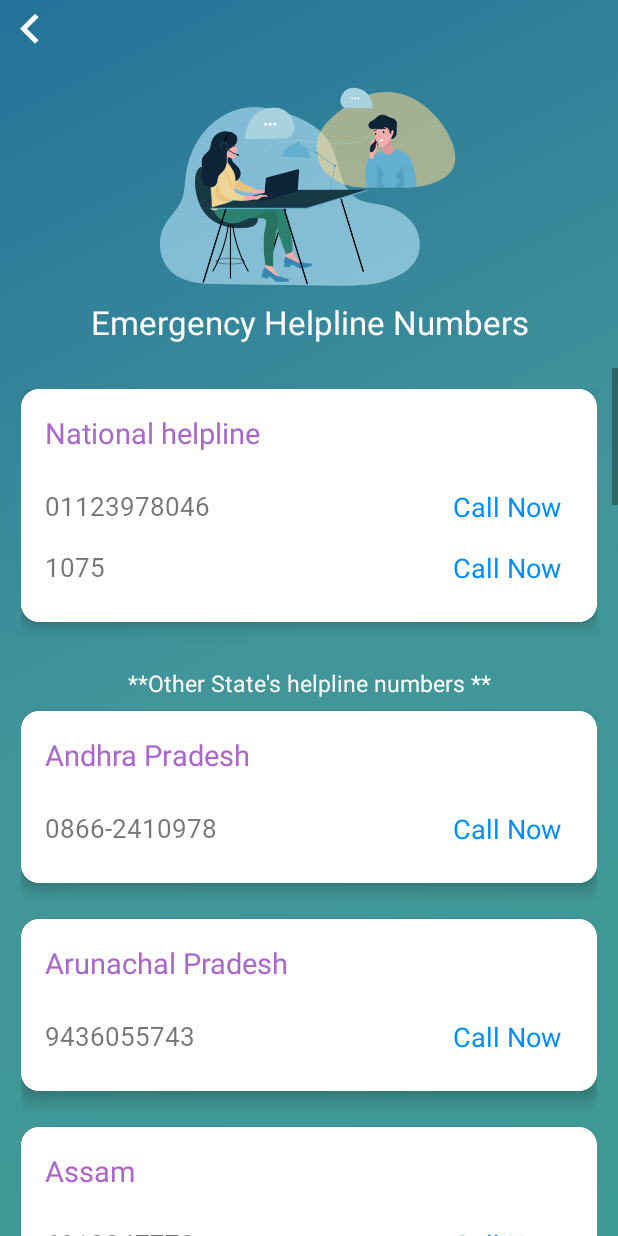
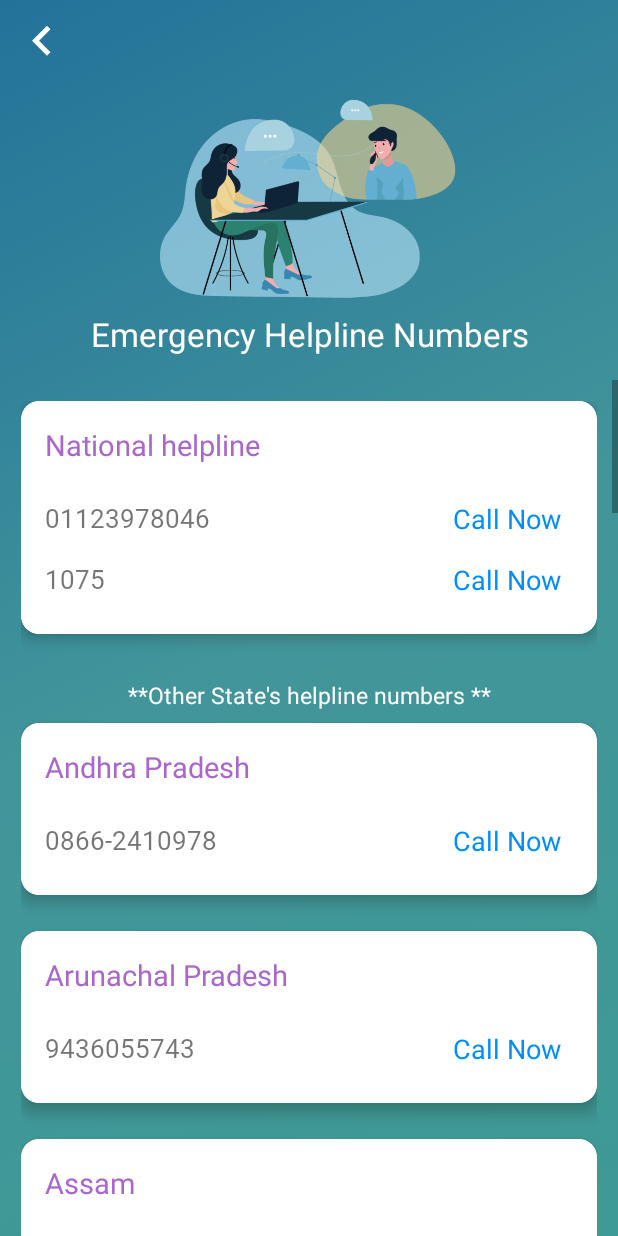
Before and after one commit to JoykishanSharma/Covid-19-Mobile-Updater-App, an Android app: the HelplineNumberActivity screen opened directly, with no data from a screen before it, on a phone screen of 412 x 824 dp. Run offline under Robolectric (Android 15) with nearby library versions, the phone set to English and light mode, and no system bars; Roboto replaces fonts that are not available here.

Commit message:
Daily Updates (Development)

```diff
--- a/app/src/main/java/com/joyappsdevteam/covid_19tracer/HelplineNumberActivity.java
+++ b/app/src/main/java/com/joyappsdevteam/covid_19tracer/HelplineNumberActivity.java
@@ -15,11 +15,11 @@ import android.widget.TextView;
 
 public class HelplineNumberActivity extends AppCompatActivity implements View.OnClickListener {
 
-    TextView national_helpline_01,national_helpline_02,andhra_pradesh,arunachal_pradesh,assam,call_104_states,haryana,kerala,maharashtra,
+    private TextView national_helpline_01,national_helpline_02,andhra_pradesh,arunachal_pradesh,assam,call_104_states,haryana,kerala,maharashtra,
             manipur,meghalaya,mizoram,nagaland,odisha,rajasthan,tamil_nadu,tripura,uttar_pradesh,
             west_bengal_no1,west_bengal_no2,andaman_and_nicobar_islands,chandigarh,call_104_union_territory
             ,delhi,jammu_and_kashmir_no1,jammu_and_kashmir_no2,ladakh;
-    ImageView back_button;
+    private ImageView back_button;
 
     @Override
     protected void onCreate(Bundle savedInstanceState) {
@@ -27,11 +27,18 @@ public class HelplineNumberActivity extends AppCompatActivity implements View.On
         setContentView(R.layout.activity_helpline_number);
 
         callNowCardViewReferencing();
+
+        back_button = findViewById(R.id.back_arrow7);
+
+        back_button.setOnClickListener(new View.OnClickListener() {
+            @Override
+            public void onClick(View v) {
+                finish();
+            }
+        });
     }
 
     private void callNowCardViewReferencing(){
-        back_button = findViewById(R.id.back_arrow7);
-        back_button.setOnClickListener(this);
         national_helpline_01 = findViewById(R.id.national_helpline_01);
         national_helpline_01.setOnClickListener(this);
         national_helpline_02 = findViewById(R.id.national_helpline_02);
@@ -91,10 +98,6 @@ public class HelplineNumberActivity extends AppCompatActivity implements View.On
     @Override
     public void onClick(View v) {
         switch (v.getId()) {
-
-            case R.id.back_button:
-                finish();
-                break;
 
             case R.id.national_helpline_01:
                 directCall("01123978046");
--- a/app/src/main/java/com/joyappsdevteam/covid_19tracer/PhoneVerificationActivity.java
+++ b/app/src/main/java/com/joyappsdevteam/covid_19tracer/PhoneVerificationActivity.java
@@ -83,7 +83,7 @@ public class PhoneVerificationActivity extends AppCompatActivity {
                                 ContextCompat.checkSelfPermission(getApplicationContext(),
                                 Manifest.permission.INTERNET)
                                 == PackageManager.PERMISSION_GRANTED) {
-                            Toast.makeText(PhoneVerificationActivity.this, "You have already granted this permission!", Toast.LENGTH_SHORT).show();
+                            //Toast.makeText(PhoneVerificationActivity.this, "You have already granted this permission!", Toast.LENGTH_SHORT).show();
 
 
                             //check registration and send OTP
@@ -188,7 +188,7 @@ public class PhoneVerificationActivity extends AppCompatActivity {
         if (requestCode == MULTIPLE_PERMISSION_CODE)  {
             if (grantResults.length > 0 && grantResults[0] == PackageManager.PERMISSION_GRANTED &&
                     grantResults[1] == PackageManager.PERMISSION_GRANTED) {
-                Toast.makeText(this, "Permission GRANTED", Toast.LENGTH_SHORT).show();
+                //Toast.makeText(this, "Permission GRANTED", Toast.LENGTH_SHORT).show();
             } else {
                 Toast.makeText(this, "Permission DENIED", Toast.LENGTH_SHORT).show();
             }
--- a/app/src/main/res/layout/activity_helpline_number.xml
+++ b/app/src/main/res/layout/activity_helpline_number.xml
@@ -12,6 +12,8 @@
         android:layout_width="40dp"
         android:layout_height="40dp"
         android:layout_gravity="start"
+        android:layout_marginTop="8dp"
+        android:layout_marginStart="8dp"
         android:contentDescription="@string/todo"
         android:src="@drawable/arrow_left_black_24dp" />
 
--- a/app/src/main/res/layout/activity_info.xml
+++ b/app/src/main/res/layout/activity_info.xml
@@ -9,7 +9,8 @@
 
     <ScrollView
         android:layout_width="match_parent"
-        android:layout_height="wrap_content">
+        android:layout_height="wrap_content"
+        android:layout_marginBottom="70dp">
 
         <LinearLayout
             android:layout_width="match_parent"
--- a/app/src/main/res/layout/activity_news.xml
+++ b/app/src/main/res/layout/activity_news.xml
@@ -9,7 +9,8 @@
 
     <ScrollView
         android:layout_width="match_parent"
-        android:layout_height="wrap_content">
+        android:layout_height="wrap_content"
+        android:layout_marginBottom="70dp">
 
         <LinearLayout
             android:layout_width="match_parent"
```
Also changed, not shown: app/src/main/java/com/joyappsdevteam/covid_19tracer/AboutUsActivity.java (+9 -0 lines), app/src/main/java/com/joyappsdevteam/covid_19tracer/WelcomeActivity.java (+0 -7 lines), app/src/main/res/layout/activity_about_us.xml (+10 -0 lines), app/src/main/res/drawable/app_logo.png.
